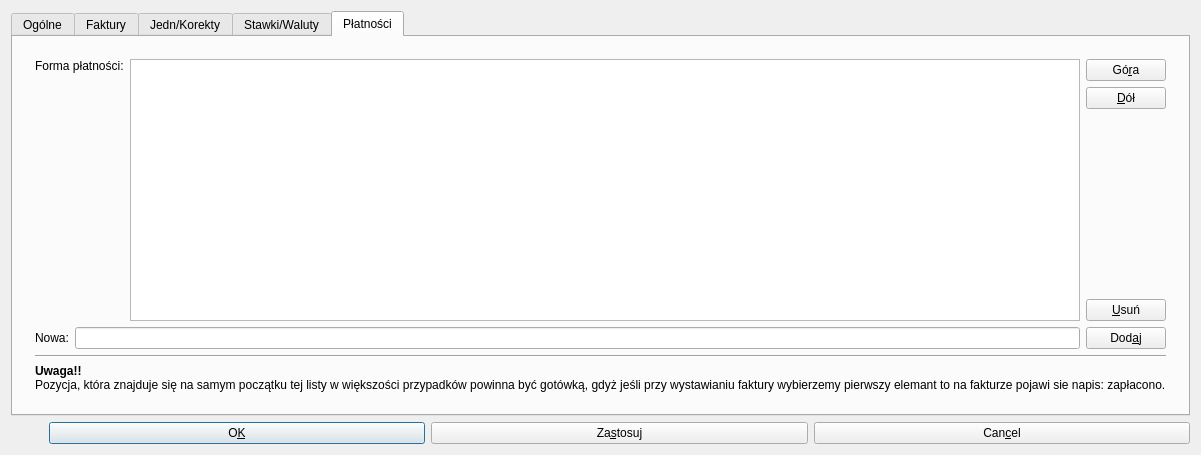
The window that Ustawienia.ui (juliagoda/qfaktury) describes before a commit, drawn with Qt 5.
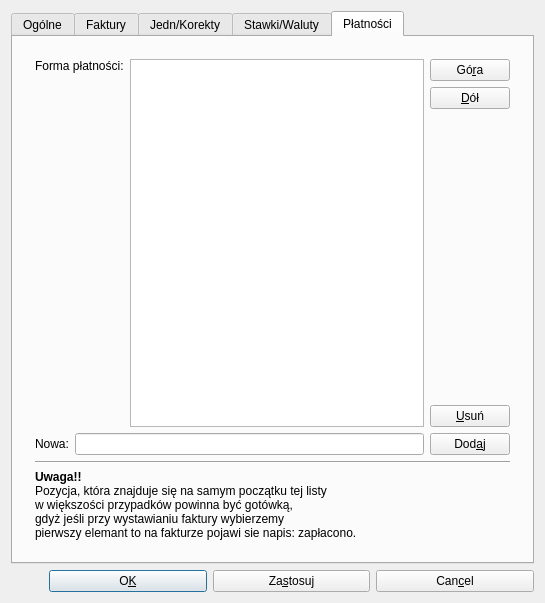
The same window after the commit. The open tabs and pages were chosen to show the change.

The edit to the form file:
```diff
--- a/Ustawienia.ui
+++ b/Ustawienia.ui
@@ -5,10 +5,16 @@
    <rect>
     <x>0</x>
     <y>0</y>
-    <width>430</width>
-    <height>455</height>
+    <width>545</width>
+    <height>603</height>
    </rect>
   </property>
+  <property name="sizePolicy" >
+   <sizepolicy vsizetype="Fixed" hsizetype="Fixed" >
+    <horstretch>0</horstretch>
+    <verstretch>0</verstretch>
+   </sizepolicy>
+  </property>
   <property name="windowTitle" >
    <string>Ustawienia</string>
   </property>
@@ -937,11 +943,13 @@
           <item row="2" column="0" >
            <widget class="QLabel" name="textLabel5" >
             <property name="text" >
-             <string>&lt;b>Uwaga!!&lt;/b>&lt;br>
-Pozycja, która znajduje się na samym początku tej listy 
-w większości przypadków powinna być gotówką, gdyż 
-jeśli przy wystawianiu faktury wybierzemy pierwszy elemant
-to na fakturze pojawi sie napis: zapłacono.</string>
+             <string>&lt;html>&lt;head>&lt;meta name="qrichtext" content="1" />&lt;style type="text/css">
+p, li { white-space: pre-wrap; }
+&lt;/style>&lt;/head>&lt;body style=" font-family:'Sans Serif'; font-size:9pt; font-weight:400; font-style:normal;">
+&lt;p style=" margin-top:0px; margin-bottom:0px; margin-left:0px; margin-right:0px; -qt-block-indent:0; text-indent:0px;">&lt;span style=" font-weight:600;">Uwaga!!&lt;/span>&lt;br />Pozycja, która znajduje się na samym początku tej listy &lt;/p>
+&lt;p style=" margin-top:0px; margin-bottom:0px; margin-left:0px; margin-right:0px; -qt-block-indent:0; text-indent:0px;">w większości przypadków powinna być gotówką, &lt;/p>
+&lt;p style=" margin-top:0px; margin-bottom:0px; margin-left:0px; margin-right:0px; -qt-block-indent:0; text-indent:0px;">gdyż jeśli przy wystawianiu faktury wybierzemy &lt;/p>
+&lt;p style=" margin-top:0px; margin-bottom:0px; margin-left:0px; margin-right:0px; -qt-block-indent:0; text-indent:0px;">pierwszy elemant to na fakturze pojawi sie napis: zapłacono.&lt;/p>&lt;/body>&lt;/html></string>
             </property>
             <property name="wordWrap" >
              <bool>false</bool>
```
Left out of the diff: 3 changed lines with no effect on the pictures.
